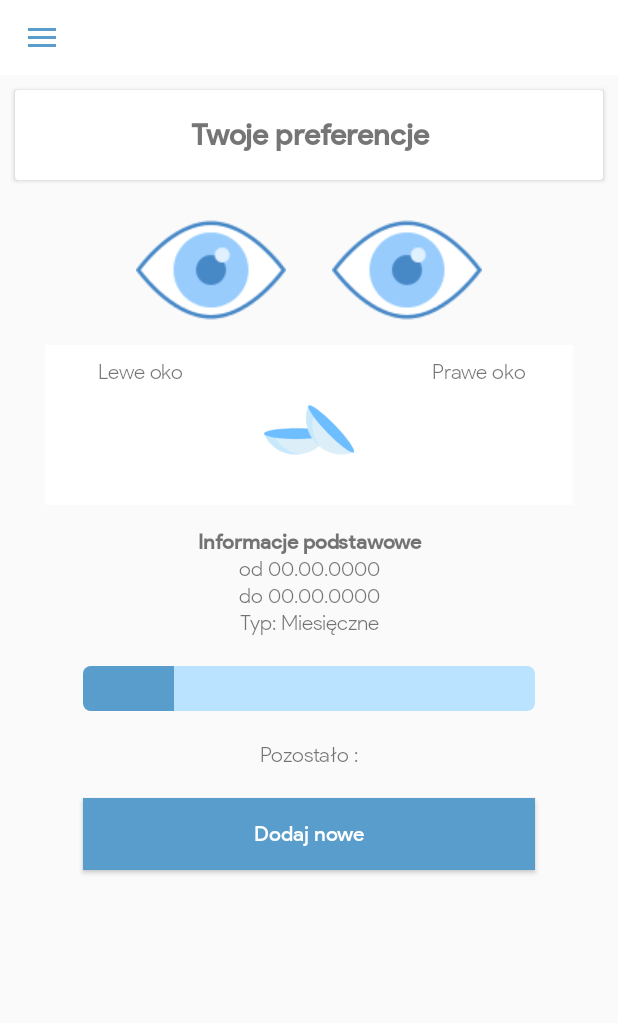
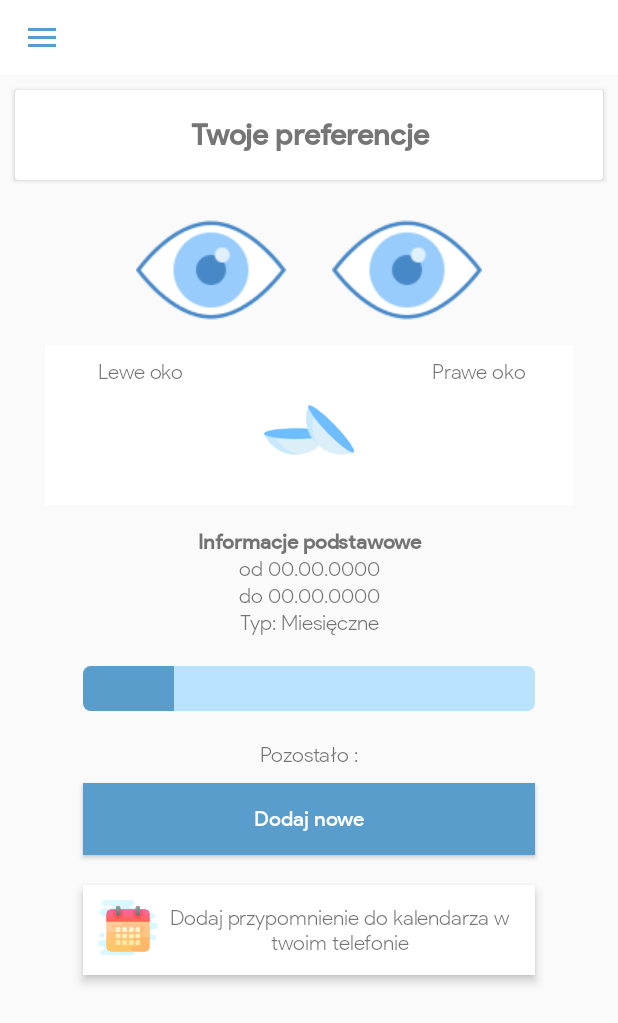
Before and after one commit to Lukieoo/Spojrzyj, an Android app: the screen it shows after launch (DashboardActivity), on a phone screen of 412 x 824 dp. Shown: the top 1023 px of the screen. Run offline under Robolectric (Android 15) with nearby library versions, the light colour scheme and no system bars; our stand-ins replace AdMob.

Commit message:
Calendar

```diff
--- a/app/src/main/java/com/anioncode/spojrzyj/Fragments/MainFragment.java
+++ b/app/src/main/java/com/anioncode/spojrzyj/Fragments/MainFragment.java
@@ -3,14 +3,17 @@ package com.anioncode.spojrzyj.Fragments;
 import android.content.Intent;
 import android.database.Cursor;
 import android.os.Bundle;
+import android.provider.CalendarContract;
 import android.view.LayoutInflater;
 import android.view.View;
 import android.view.ViewGroup;
 import android.widget.Button;
 import android.widget.CheckBox;
+import android.widget.LinearLayout;
 import android.widget.ProgressBar;
 import android.widget.ScrollView;
 import android.widget.TextView;
+import android.widget.Toast;
 
 import androidx.appcompat.app.ActionBarDrawerToggle;
 import androidx.drawerlayout.widget.DrawerLayout;
@@ -32,6 +35,7 @@ public class MainFragment extends Fragment {
     private AdView mAdView;
 
     private Button button;
+    private LinearLayout button2;
     private TextView textView;
     private TextView textViewod;
     private TextView textViewdoo;
@@ -52,11 +56,11 @@ public class MainFragment extends Fragment {
     private TextView Dni;
     SimpleDateFormat dateFormat;
     DatabaseHelper mDatabaseHelper;
-
+    Calendar calendar = Calendar.getInstance();
     @Override
     public View onCreateView(LayoutInflater inflater, ViewGroup parent, Bundle savedInstanceState) {
         // Defines the xml file for the fragment
-        View view= inflater.inflate(R.layout.main_fragment, parent, false);
+        View view = inflater.inflate(R.layout.main_fragment, parent, false);
         MobileAds.initialize(getActivity(), "ca-app-pub-3788232558823244~6450723475");
         mAdView = view.findViewById(R.id.adView);
         AdRequest adRequest = new AdRequest.Builder().build();
@@ -71,6 +75,7 @@ public class MainFragment extends Fragment {
         okolewe = view.findViewById(R.id.okolewe);
         okoprawe = view.findViewById(R.id.okoprawe);
         button = (Button) view.findViewById(R.id.button);
+        button2 = view.findViewById(R.id.button2);
         mDatabaseHelper = new DatabaseHelper(getActivity());
         LensView();
 
@@ -80,6 +85,28 @@ public class MainFragment extends Fragment {
                 Intent intent = new Intent(getActivity(), AddLensActivity.class);
                 startActivity(intent);
                 getActivity().finish();
+
+
+            }
+        });
+        button2.setOnClickListener(new View.OnClickListener() {
+            @Override
+            public void onClick(View view) {
+
+                Calendar beginTime = Calendar.getInstance();
+                beginTime.set(calendar.YEAR, calendar.MONTH, calendar.DAY_OF_MONTH, 7, 30);
+                Calendar endTime = Calendar.getInstance();
+                endTime.set(calendar.YEAR, calendar.MONTH, calendar.DAY_OF_MONTH, 8, 30);
+                Intent intent = new Intent(Intent.ACTION_INSERT)
+                        .setData(CalendarContract.Events.CONTENT_URI)
+                        .putExtra(CalendarContract.EXTRA_EVENT_BEGIN_TIME, beginTime.getTimeInMillis())
+                        .putExtra(CalendarContract.EXTRA_EVENT_END_TIME, endTime.getTimeInMillis())
+                        .putExtra(CalendarContract.Events.TITLE, "Przypomnienie o ściągnięciu soczewek.")
+                        .putExtra(CalendarContract.Events.DESCRIPTION, "Twój termin soczewek mija dziś")
+                        .putExtra(CalendarContract.Events.EVENT_LOCATION, "Soczewki")
+                        .putExtra(CalendarContract.Events.AVAILABILITY, CalendarContract.Events.AVAILABILITY_BUSY);
+                startActivity(intent);
+
 
 
             }
@@ -94,8 +121,9 @@ public class MainFragment extends Fragment {
         // Setup any handles to view objects here
         // EditText etFoo = (EditText) view.findViewById(R.id.etFoo);
     }
+
     private void LensView() {
-        Calendar calendar = Calendar.getInstance();
+
         Calendar calendartoday = Calendar.getInstance();
 
         Cursor data = mDatabaseHelper.getData();
--- a/app/src/main/res/layout/main_fragment.xml
+++ b/app/src/main/res/layout/main_fragment.xml
@@ -250,18 +250,52 @@
                 />
 
             <Button
+                android:elevation="4dp"
                 android:id="@+id/button"
                 android:layout_width="match_parent"
                 android:layout_height="wrap_content"
                 android:layout_below="@+id/Dni"
-                android:layout_margin="20dp"
+                android:layout_marginBottom="10dp"
+                android:layout_marginTop="10dp"
+                android:layout_marginLeft="20dp"
+                android:layout_marginRight="20dp"
                 android:background="@color/colorPrimaryDark"
                 android:fontFamily="@font/productsansmedium"
                 android:text="@string/dodaj_nowe"
                 android:textAllCaps="false"
                 android:textColor="@android:color/white" />
 
-
+            <LinearLayout
+                android:padding="10dp"
+                android:elevation="4dp"
+                android:gravity="center_vertical"
+                android:orientation="horizontal"
+                android:id="@+id/button2"
+                android:drawableLeft="@drawable/calendar"
+                android:layout_width="match_parent"
+                android:drawablePadding="50dp"
+                android:layout_height="wrap_content"
+                android:layout_below="@+id/button"
+                android:layout_marginBottom="10dp"
+                android:layout_marginTop="10dp"
+                android:layout_marginLeft="20dp"
+                android:layout_marginRight="20dp"
+                android:background="@color/colorWhite"
+                android:fontFamily="@font/productsansmedium"
+                android:text="@string/dodaj_nowe"
+                android:textAllCaps="false"
+                android:textColor="@android:color/white" >
+                <ImageView
+                    android:src="@drawable/calendar"
+                    android:layout_width="40dp"
+                    android:layout_height="40dp"/>
+                <TextView
+                    android:gravity="center"
+                    android:fontFamily="@font/productsanslight"
+                    android:text="Dodaj przypomnienie do kalendarza w twoim telefonie"
+                    android:layout_width="match_parent"
+                    android:layout_height="match_parent"/>
+            </LinearLayout>
         </RelativeLayout>
 
         <com.google.android.gms.ads.AdView xmlns:ads="http://schemas.android.com/apk/res-auto"
```
Also changed, not shown: app/src/main/java/com/anioncode/spojrzyj/AddLensActivity.java (+11 -18 lines), app/src/main/res/layout/add_lens_activity.xml (+2 -11 lines), app/src/main/res/drawable/calendar.png (added).
